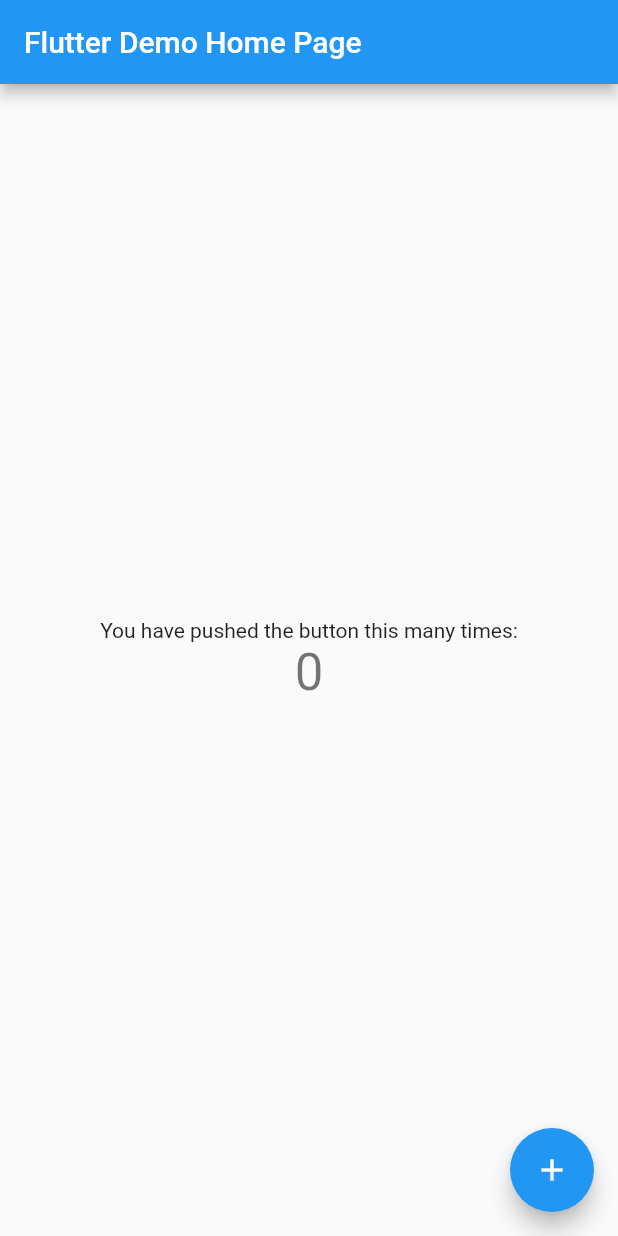
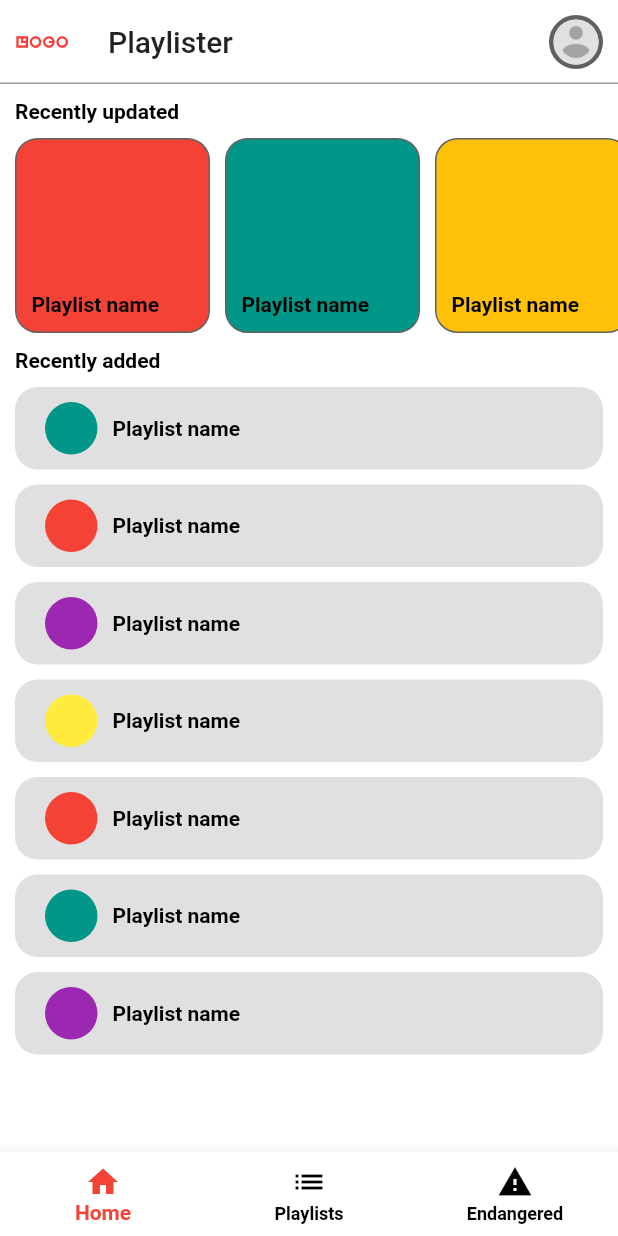
Before and after one commit to kosodrzewina/playlister, a Flutter app: the screen it shows after launch, on a phone screen of 412 x 824 dp. Run offline on Flutter 3.47's test engine with Material 2 defaults, Android fonts, the phone set to English and light mode, and no system bars; our stand-ins replace flutter_svg; project files that could hold a hidden picture were left out.

Commit message:
Home page (#4)
* added flutter svg dependency

* added placeholder logo

* added placeholder avatar

* added border to app bar

* changed background color to black

* changed app bar border

* text color = white

* added recently updated listview

* recently added listview works

* got rid of the floating button

* added elements to recently added listview

* added renderRecentlyUpdatedListElement

* added renderRecentlyAddedListElement

* logo: IconButton -> Container

* added bottom nav bar (does not work just yet)

* set brighteness to dark for the icons in notification bar to be visible

* elements that were being tested do not exist anymore

* renderRecentlyUpdatedListElement -> RecentlyUpdatedListItem

* renderRecentlyAddedListElement -> RecentlyAddedListItem

* including whole folders with assets

* using flutter_gen for assets

* minor changes in code

* /

* themes in a seperate file

* we don't need this

* ButtonStyle -> ElevatedButton.styleFrom()

* Container -> Padding

* ButtonStyle -> ElevatedButton.styleFrom()

* margin -> SizedBox

* not hacky app bar bottom border

* padding in listviews

* RecentlyUpdatedListItem: ElevatedButton -> InkWell

* it almost works

* Container -> SizedBox

* moved list widgets to seperate files

* fixed recently updated list item

* fixed recently added list item

* removed Padding from body

* changed size of UI elements

* themes looking good

* avatar border color changes accordingly to theme

* only one CircleAvatar needed

```diff
--- a/lib/main.dart
+++ b/lib/main.dart
@@ -1,4 +1,10 @@
 import 'package:flutter/material.dart';
+import 'package:flutter/rendering.dart';
+
+import '../gen/assets.gen.dart';
+import 'recently_added_list_item.dart';
+import 'recently_updated_list_item.dart';
+import 'themes.dart';
 
 void main() {
   runApp(MyApp());
@@ -9,35 +15,17 @@
   @override
   Widget build(BuildContext context) {
     return MaterialApp(
-      title: 'Flutter Demo',
-      theme: ThemeData(
-        // This is the theme of your application.
-        //
-        // Try running your application with "flutter run". You'll see the
-        // application has a blue toolbar. Then, without quitting the app, try
-        // changing the primarySwatch below to Colors.green and then invoke
-        // "hot reload" (press "r" in the console where you ran "flutter run",
-        // or simply save your changes to "hot reload" in a Flutter IDE).
-        // Notice that the counter didn't reset back to zero; the application
-        // is not restarted.
-        primarySwatch: Colors.blue,
-      ),
-      home: const MyHomePage(title: 'Flutter Demo Home Page'),
+      title: 'Playlister',
+      themeMode: ThemeMode.light,
+      theme: lightTheme,
+      darkTheme: darkTheme,
+      home: const MyHomePage(title: 'Playlister'),
     );
   }
 }
 
 class MyHomePage extends StatefulWidget {
   const MyHomePage({Key? key, required this.title}) : super(key: key);
-
-  // This widget is the home page of your application. It is stateful, meaning
-  // that it has a State object (defined below) that contains fields that affect
-  // how it looks.
-
-  // This class is the configuration for the state. It holds the values (in this
-  // case the title) provided by the parent (in this case the App widget) and
-  // used by the build method of the State. Fields in a Widget subclass are
-  // always marked "final".
 
   final String title;
 
@@ -46,68 +34,173 @@
 }
 
 class _MyHomePageState extends State<MyHomePage> {
-  int _counter = 0;
-
-  void _incrementCounter() {
-    setState(() {
-      // This call to setState tells the Flutter framework that something has
-      // changed in this State, which causes it to rerun the build method below
-      // so that the display can reflect the updated values. If we changed
-      // _counter without calling setState(), then the build method would not be
-      // called again, and so nothing would appear to happen.
-      _counter++;
-    });
-  }
-
   @override
   Widget build(BuildContext context) {
-    // This method is rerun every time setState is called, for instance as done
-    // by the _incrementCounter method above.
-    //
-    // The Flutter framework has been optimized to make rerunning build methods
-    // fast, so that you can just rebuild anything that needs updating rather
-    // than having to individually change instances of widgets.
     return Scaffold(
       appBar: AppBar(
-        // Here we take the value from the MyHomePage object that was created by
-        // the App.build method, and use it to set our appbar title.
+        shape: const Border(
+          bottom: BorderSide(
+            color: Colors.grey,
+          ),
+        ),
         title: Text(widget.title),
+        elevation: 0,
+        leading: Padding(
+          padding: const EdgeInsets.all(
+            10,
+          ),
+          child: Assets.icons.logo.svg(),
+        ),
+        actions: [
+          Container(
+            margin: const EdgeInsets.all(10),
+            decoration: BoxDecoration(
+              shape: BoxShape.circle,
+              border: Border.all(
+                color: Theme.of(context).hintColor,
+                width: 3,
+              ),
+            ),
+            child: CircleAvatar(
+              radius: 15,
+              backgroundImage: Assets.images.avatar,
+            ),
+          ),
+        ],
       ),
-      body: Center(
-        // Center is a layout widget. It takes a single child and positions it
-        // in the middle of the parent.
-        child: Column(
-          // Column is also a layout widget. It takes a list of children and
-          // arranges them vertically. By default, it sizes itself to fit its
-          // children horizontally, and tries to be as tall as its parent.
-          //
-          // Invoke "debug painting" (press "p" in the console, choose the
-          // "Toggle Debug Paint" action from the Flutter Inspector in Android
-          // Studio, or the "Toggle Debug Paint" command in Visual Studio Code)
-          // to see the wireframe for each widget.
-          //
-          // Column has various properties to control how it sizes itself and
-          // how it positions its children. Here we use mainAxisAlignment to
-          // center the children vertically; the main axis here is the vertical
-          // axis because Columns are vertical (the cross axis would be
-          // horizontal).
-          mainAxisAlignment: MainAxisAlignment.center,
-          children: <Widget>[
-            const Text(
-              'You have pushed the button this many times:',
+      body: Column(
+        crossAxisAlignment: CrossAxisAlignment.stretch,
+        children: [
+          const SizedBox(
+            height: 10,
+          ),
+          Row(
+            children: const [
+              SizedBox(
+                width: 10,
+              ),
+              Text(
+                'Recently updated',
+              ),
+            ],
+          ),
+          SizedBox(
+            height: 150,
+            child: ListView(
+              padding: const EdgeInsets.symmetric(
+                vertical: 10,
+              ),
+              scrollDirection: Axis.horizontal,
+              children: const [
+                SizedBox(
+                  width: 10,
+                ),
+                RecentlyUpdatedListItem(
+                  text: 'Playlist name',
+                  color: Colors.red,
+                ),
+                SizedBox(width: 10),
+                RecentlyUpdatedListItem(
+                  text: 'Playlist name',
+                  color: Colors.teal,
+                ),
+                SizedBox(width: 10),
+                RecentlyUpdatedListItem(
+                  text: 'Playlist name',
+                  color: Colors.amber,
+                ),
+                SizedBox(width: 10),
+                RecentlyUpdatedListItem(
+                  text: 'Playlist name',
+                  color: Colors.purpleAccent,
+                ),
+                SizedBox(
+                  width: 10,
+                ),
+              ],
             ),
-            Text(
-              '$_counter',
-              style: Theme.of(context).textTheme.headline4,
+          ),
+          Row(
+            children: const [
+              SizedBox(
+                width: 10,
+              ),
+              Text(
+                'Recently added',
+              ),
+            ],
+          ),
+          const SizedBox(
+            height: 10,
+          ),
+          Expanded(
+            child: ListView(
+              padding: const EdgeInsets.symmetric(
+                horizontal: 10,
+              ),
+              shrinkWrap: true,
+              children: const [
+                RecentlyAddedListItem(
+                  text: 'Playlist name',
+                  color: Colors.teal,
+                ),
+                SizedBox(height: 10),
+                RecentlyAddedListItem(
+                  text: 'Playlist name',
+                  color: Colors.red,
+                ),
+                SizedBox(height: 10),
+                RecentlyAddedListItem(
+                  text: 'Playlist name',
+                  color: Colors.purple,
+                ),
+                SizedBox(height: 10),
+                RecentlyAddedListItem(
+                  text: 'Playlist name',
+                  color: Colors.yellow,
+                ),
+                SizedBox(height: 10),
+                RecentlyAddedListItem(
+                  text: 'Playlist name',
+                  color: Colors.red,
+                ),
+                SizedBox(height: 10),
+                RecentlyAddedListItem(
+                  text: 'Playlist name',
+                  color: Colors.teal,
+                ),
+                SizedBox(height: 10),
+                RecentlyAddedListItem(
+                  text: 'Playlist name',
+                  color: Colors.purple,
+                ),
+              ],
             ),
-          ],
-        ),
+          ),
+        ],
       ),
-      floatingActionButton: FloatingActionButton(
-        onPressed: _incrementCounter,
-        tooltip: 'Increment',
-        child: const Icon(Icons.add),
-      ), // This trailing comma makes auto-formatting nicer for build methods.
+      bottomNavigationBar: BottomNavigationBar(
+        items: const [
+          BottomNavigationBarItem(
+            icon: Icon(
+              Icons.home,
+            ),
+            label: 'Home',
+          ),
+          BottomNavigationBarItem(
+            icon: Icon(
+              Icons.list,
+            ),
+            label: 'Playlists',
+          ),
+          BottomNavigationBarItem(
+            icon: Icon(
+              Icons.warning,
+            ),
+            label: 'Endangered',
+          ),
+        ],
+      ),
     );
   }
 }
--- /dev/null
+++ b/lib/recently_added_list_item.dart
@@ -0,0 +1,59 @@
+import 'package:flutter/cupertino.dart';
+import 'package:flutter/material.dart';
+
+class RecentlyAddedListItem extends StatelessWidget {
+  final String text;
+  final Color color;
+
+  const RecentlyAddedListItem({
+    Key? key,
+    required this.text,
+    required this.color,
+  }) : super(key: key);
+
+  @override
+  Widget build(BuildContext context) {
+    return Container(
+      height: 55,
+      decoration: BoxDecoration(
+        color: Theme.of(context).cardColor,
+        borderRadius: BorderRadius.circular(
+          15,
+        ),
+      ),
+      child: Material(
+        type: MaterialType.transparency,
+        child: InkWell(
+          onTap: () {},
+          borderRadius: BorderRadius.circular(
+            15,
+          ),
+          child: Padding(
+            padding: const EdgeInsets.all(10),
+            child: Row(
+              children: [
+                const SizedBox(
+                  width: 10,
+                ),
+                Container(
+                  decoration: BoxDecoration(
+                    color: color,
+                    shape: BoxShape.circle,
+                  ),
+                  height: 35,
+                  width: 35,
+                ),
+                const SizedBox(
+                  width: 10,
+                ),
+                Text(
+                  text,
+                ),
+              ],
+            ),
+          ),
+        ),
+      ),
+    );
+  }
+}
--- /dev/null
+++ b/lib/recently_updated_list_item.dart
@@ -0,0 +1,51 @@
+import 'package:flutter/cupertino.dart';
+import 'package:flutter/material.dart';
+
+class RecentlyUpdatedListItem extends StatelessWidget {
+  final String text;
+  final Color color;
+
+  const RecentlyUpdatedListItem({
+    Key? key,
+    required this.text,
+    required this.color,
+  }) : super(key: key);
+
+  @override
+  Widget build(BuildContext context) {
+    return Container(
+      width: 130,
+      decoration: BoxDecoration(
+        color: color,
+        border: Border.all(
+          color: Theme.of(context).hintColor,
+        ),
+        borderRadius: BorderRadius.circular(
+          15,
+        ),
+      ),
+      child: Material(
+        type: MaterialType.transparency,
+        child: InkWell(
+          onTap: () {},
+          borderRadius: BorderRadius.circular(
+            15,
+          ),
+          child: Padding(
+            padding: const EdgeInsets.only(
+              left: 10,
+              right: 10,
+              bottom: 10,
+            ),
+            child: Align(
+              alignment: Alignment.bottomLeft,
+              child: Text(
+                text,
+              ),
+            ),
+          ),
+        ),
+      ),
+    );
+  }
+}
```
Also changed, not shown: lib/gen/assets.gen.dart (added, +121 -0 lines), lib/themes.dart (added, +37 -0 lines), pubspec.yaml (+9 -48 lines), assets/icons/logo.svg (added), assets/images/avatar.png (added), pubspec.lock, 1 other file.
